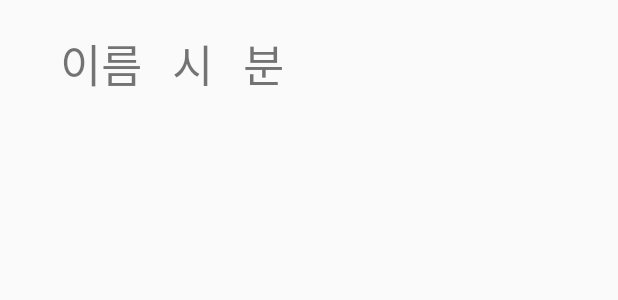
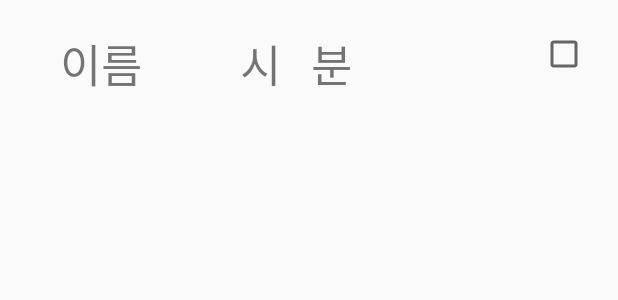
Before and after one commit to opensource-sw/wakeup_application, an Android app: the layout forlistview.xml on its own in the app's theme, with its tools: preview values and no code run, on a phone screen of 412 x 824 dp. Shown: the top 300 px of the screen. Run offline under Robolectric (Android 15) with nearby library versions, the phone set to English and light mode, and no system bars.

Commit message:
checkableRelativeLayout

```diff
--- a/app/src/main/java/com/example/wakeup/SQLite/SQLiteHelper.java
+++ b/app/src/main/java/com/example/wakeup/SQLite/SQLiteHelper.java
@@ -31,6 +31,8 @@ public class SQLiteHelper extends SQLiteOpenHelper {
         onCreate(db);
 
     }
+
+
 //
 //    public ArrayList getdruglist(){
 //
--- a/app/src/main/java/com/example/wakeup/SetActivity.java
+++ b/app/src/main/java/com/example/wakeup/SetActivity.java
@@ -49,7 +49,7 @@ public class SetActivity extends AppCompatActivity {
 
         //요일
         cbMon=findViewById(R.id.cb_mon);
-        cbTue=findViewById(R.id.cb_thu);
+        cbTue=findViewById(R.id.cb_tue);
         cbWed=findViewById(R.id.cb_wed);
         cbThu=findViewById(R.id.cb_thu);
         cbFri=findViewById(R.id.cb_fri);
--- a/app/src/main/java/com/example/wakeup/alarmadapter.java
+++ b/app/src/main/java/com/example/wakeup/alarmadapter.java
@@ -8,6 +8,7 @@ import android.view.ViewGroup;
 
 import android.widget.BaseAdapter;
 
+import android.widget.CheckBox;
 import android.widget.TextView;
 
 
--- a/app/src/main/res/layout/activity_modify.xml
+++ b/app/src/main/res/layout/activity_modify.xml
@@ -67,7 +67,8 @@
         android:layout_width="match_parent"
         android:layout_height="wrap_content"
         android:layout_alignParentTop="true"
-        android:divider="@null" />
+        android:divider="@null"
+        android:choiceMode="multipleChoice"/>
 
 
 
--- a/app/src/main/res/layout/forlistview.xml
+++ b/app/src/main/res/layout/forlistview.xml
@@ -1,5 +1,5 @@
 <?xml version="1.0" encoding="utf-8"?>
-<RelativeLayout xmlns:android="http://schemas.android.com/apk/res/android"
+<com.example.wakeup.CheckableRelativeLayout xmlns:android="http://schemas.android.com/apk/res/android"
     xmlns:tools="http://schemas.android.com/tools"
     android:layout_width="match_parent"
     android:layout_height="match_parent"
@@ -14,11 +14,11 @@
 
         <TextView
             android:id="@+id/namealarm"
-            android:layout_width="wrap_content"
+            android:layout_width="100dp"
             android:layout_height="wrap_content"
             android:layout_marginLeft="20dp"
             android:textSize="30dp"
-            android:text="이름"/>
+            android:text="이름" />
 
         <TextView
             android:id="@+id/houralarm"
@@ -27,8 +27,7 @@
             android:layout_toRightOf="@id/namealarm"
             android:layout_marginLeft="20dp"
             android:textSize="30dp"
-            android:text="시"
-            />
+            android:text="시" />
 
         <TextView
             android:id="@+id/minutealarm"
@@ -36,10 +35,18 @@
             android:layout_height="wrap_content"
             android:layout_toRightOf="@id/houralarm"
             android:layout_marginLeft="20dp"
+            android:layout_marginRight="20dp"
             android:textSize="30dp"
-            android:text="분"
-            />
+            android:text="분" />
+
+        <CheckBox
+            android:id="@+id/deletealarm"
+            android:layout_width="wrap_content"
+            android:layout_height="wrap_content"
+            android:layout_alignParentRight="true"
+            android:gravity="center_horizontal"/>
+
 
     </RelativeLayout>
 
-</RelativeLayout>
+</com.example.wakeup.CheckableRelativeLayout>
```
Also changed, not shown: app/src/main/java/com/example/wakeup/CheckableRelativeLayout.java (added, +42 -0 lines), app/src/main/java/com/example/wakeup/ModifyActivity.java (+45 -22 lines).
